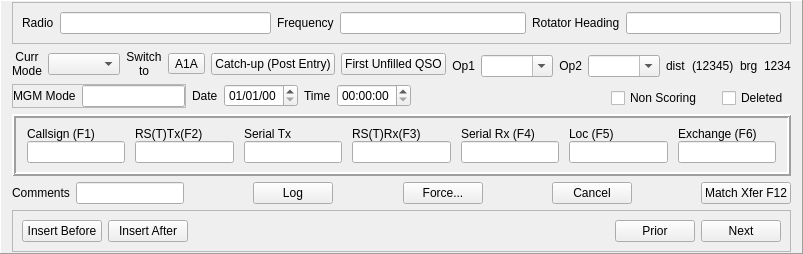
Before: the Qt Designer form mqt/MqtLogger/qsologframe.ui in Rsclub22/Minos2-Mirror, drawn with Qt 5.
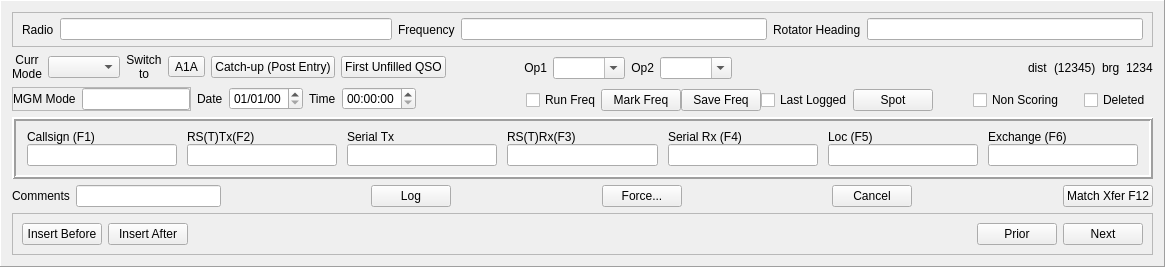
After: the same form once the commit is applied.

What changed in the file:
```diff
--- a/mqt/MqtLogger/qsologframe.ui
+++ b/mqt/MqtLogger/qsologframe.ui
@@ -6,8 +6,8 @@
    <rect>
     <x>0</x>
     <y>0</y>
-    <width>759</width>
-    <height>254</height>
+    <width>1165</width>
+    <height>267</height>
    </rect>
   </property>
   <property name="windowTitle">
@@ -23,12 +23,6 @@
    <number>1</number>
   </property>
   <layout class="QVBoxLayout" name="verticalLayout">
-   <property name="topMargin">
-    <number>1</number>
-   </property>
-   <property name="bottomMargin">
-    <number>1</number>
-   </property>
    <item>
     <widget class="QFrame" name="radioDetailsFrame">
      <property name="frameShape">
@@ -404,6 +398,49 @@
          <property name="rightMargin">
           <number>2</number>
          </property>
+         <item>
+          <layout class="QHBoxLayout" name="horizontalLayout_15">
+           <item>
+            <widget class="QCheckBox" name="runFreqChkBox">
+             <property name="text">
+              <string>Run Freq</string>
+             </property>
+            </widget>
+           </item>
+           <item>
+            <widget class="QPushButton" name="markFreqPb">
+             <property name="text">
+              <string>Mark Freq</string>
+             </property>
+            </widget>
+           </item>
+           <item>
+            <widget class="QPushButton" name="saveFreqPb">
+             <property name="text">
+              <string>Save Freq</string>
+             </property>
+            </widget>
+           </item>
+          </layout>
+         </item>
+         <item>
+          <layout class="QHBoxLayout" name="horizontalLayout_16">
+           <item>
+            <widget class="QCheckBox" name="checkBox">
+             <property name="text">
+              <string>Last Logged</string>
+             </property>
+            </widget>
+           </item>
+           <item>
+            <widget class="QPushButton" name="spotFreqPb">
+             <property name="text">
+              <string>Spot</string>
+             </property>
+            </widget>
+           </item>
+          </layout>
+         </item>
          <item>
           <spacer name="horizontalSpacer_8">
            <property name="orientation">
```
